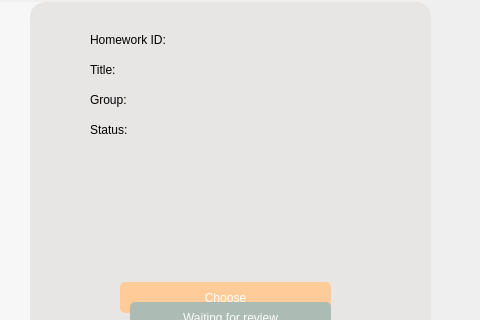
The window that 3_Solution/Client/afterlogin.ui (kelemangiar0/POO_AplicatieTransmitereTeme) describes before a commit, drawn with Qt 5; both pictures show x 620 to 1100 and y 128 to 448 of the 1280 by 732 pixel window.
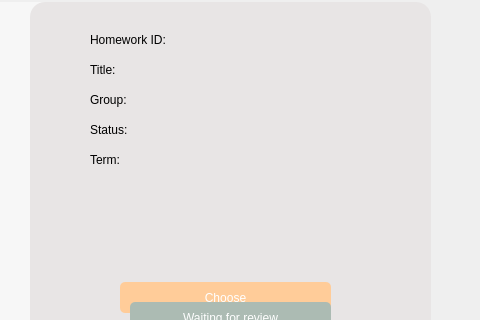
The same window after the commit. Icons and pictures are not drawn.

What changed in the file:
```diff
--- a/3_Solution/Client/afterlogin.ui
+++ b/3_Solution/Client/afterlogin.ui
@@ -10,6 +10,12 @@
     <height>732</height>
    </rect>
   </property>
+  <property name="minimumSize">
+   <size>
+    <width>1280</width>
+    <height>732</height>
+   </size>
+  </property>
   <property name="maximumSize">
    <size>
     <width>1280</width>
@@ -322,6 +328,19 @@
      <string>Waiting for review</string>
     </property>
    </widget>
+   <widget class="QLabel" name="termLabel">
+    <property name="geometry">
+     <rect>
+      <x>710</x>
+      <y>280</y>
+      <width>301</width>
+      <height>16</height>
+     </rect>
+    </property>
+    <property name="text">
+     <string>Term:</string>
+    </property>
+   </widget>
   </widget>
  </widget>
  <resources/>
```
